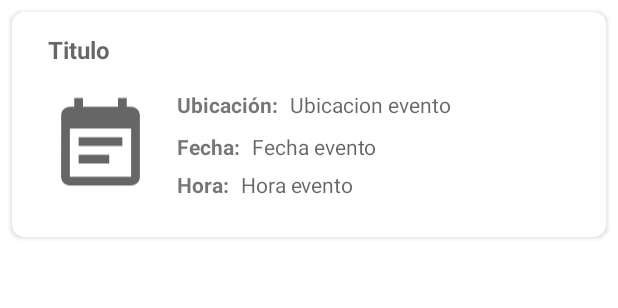
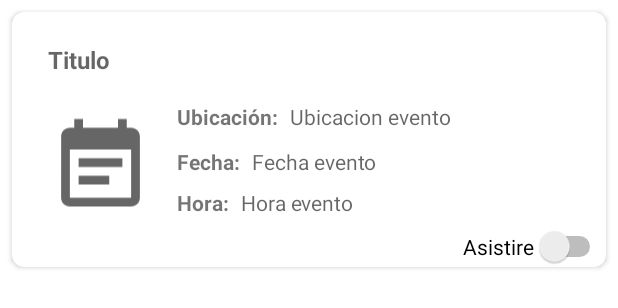
Before and after one commit to Daferd/BibliotecApp, an Android app: the layout eventos_item.xml on its own in the app's theme, with its tools: preview values and no code run, on a phone screen of 412 x 824 dp. Shown: the top 308 px of the screen. Run offline under Robolectric (Android 15) with nearby library versions, the phone set to English and light mode, and no system bars.

```diff
--- a/app/src/main/AndroidManifest.xml
+++ b/app/src/main/AndroidManifest.xml
@@ -9,6 +9,12 @@
          location permissions for the "MyLocation" functionality.
     -->
     <uses-permission android:name="android.permission.ACCESS_FINE_LOCATION" />
+
+    <uses-feature
+        android:name="android.hardware.camera"
+        android:required="true" />
+
+    <uses-permission android:name="android.permission.READ_EXTERNAL_STORAGE" />
 
     <application
         android:allowBackup="true"
--- /dev/null
+++ b/app/src/main/java/com/daferarevalo/bibliotecapp/server/ReservasUsuarioServer.kt
@@ -0,0 +1,6 @@
+package com.daferarevalo.bibliotecapp.server
+
+data class ReservasUsuarioServer(
+    val titulo: String = "",
+    val autor: String = ""
+)
--- a/app/src/main/res/layout/eventos_item.xml
+++ b/app/src/main/res/layout/eventos_item.xml
@@ -3,7 +3,7 @@
     xmlns:app="http://schemas.android.com/apk/res-auto"
     xmlns:tools="http://schemas.android.com/tools"
     android:layout_width="match_parent"
-    android:layout_height="150dp"
+    android:layout_height="170dp"
     android:layout_margin="8dp"
     android:elevation="4dp"
     app:cardCornerRadius="8dp">
@@ -109,5 +109,16 @@
             app:layout_constraintVertical_bias="0.19999999"
             tools:ignore="HardcodedText" />
 
+        <Switch
+            android:id="@+id/switch1"
+            android:layout_width="wrap_content"
+            android:layout_height="wrap_content"
+            android:text="@string/asistire"
+            app:layout_constraintBottom_toBottomOf="parent"
+            app:layout_constraintEnd_toEndOf="parent"
+            app:layout_constraintTop_toTopOf="parent"
+            app:layout_constraintVertical_bias="1.0"
+            tools:ignore="UseSwitchCompatOrMaterialXml" />
+
     </androidx.constraintlayout.widget.ConstraintLayout>
 </androidx.cardview.widget.CardView>
--- a/app/src/main/res/layout/fragment_informacion_personal.xml
+++ b/app/src/main/res/layout/fragment_informacion_personal.xml
@@ -16,7 +16,7 @@
 
 
         <de.hdodenhof.circleimageview.CircleImageView xmlns:app="http://schemas.android.com/apk/res-auto"
-            android:id="@+id/profile_image"
+            android:id="@+id/perfil_image"
             android:layout_width="96dp"
             android:layout_height="96dp"
             android:src="@drawable/ic_person"
@@ -95,6 +95,7 @@
             android:layout_marginTop="8dp"
             android:gravity="center"
             android:text="@string/actualizar" />
+
     </LinearLayout>
 
 </androidx.core.widget.NestedScrollView>
--- a/app/src/main/res/layout/fragment_perfil.xml
+++ b/app/src/main/res/layout/fragment_perfil.xml
@@ -17,7 +17,7 @@
 
 
         <de.hdodenhof.circleimageview.CircleImageView xmlns:app="http://schemas.android.com/apk/res-auto"
-            android:id="@+id/profile_image"
+            android:id="@+id/perfil_image"
             android:layout_width="96dp"
             android:layout_height="96dp"
             android:src="@drawable/ic_person"
```
Also changed, not shown: app/src/main/java/com/daferarevalo/bibliotecapp/ui/inicio/LibrosRVAdapter.kt (+25 -2 lines), app/src/main/java/com/daferarevalo/bibliotecapp/ui/miperfil/InformacionPersonalFragment.kt (+56 -0 lines), app/src/main/res/layout/libros_item.xml (+5 -2 lines), app/src/main/res/values-night/strings.xml (+5 -3 lines), app/src/main/res/values/strings.xml (+5 -3 lines).
